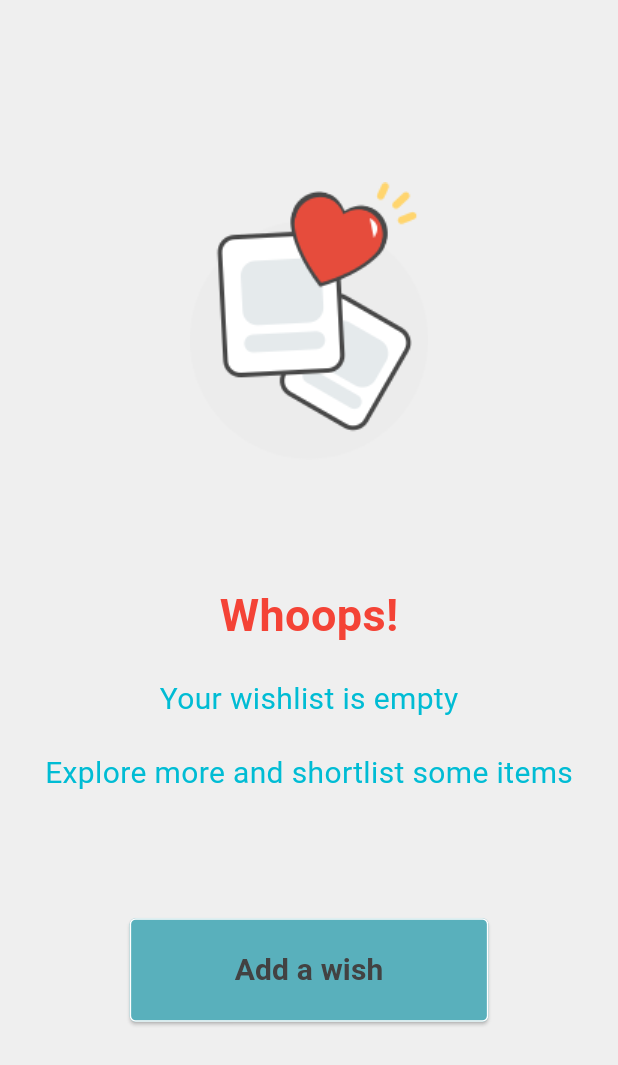
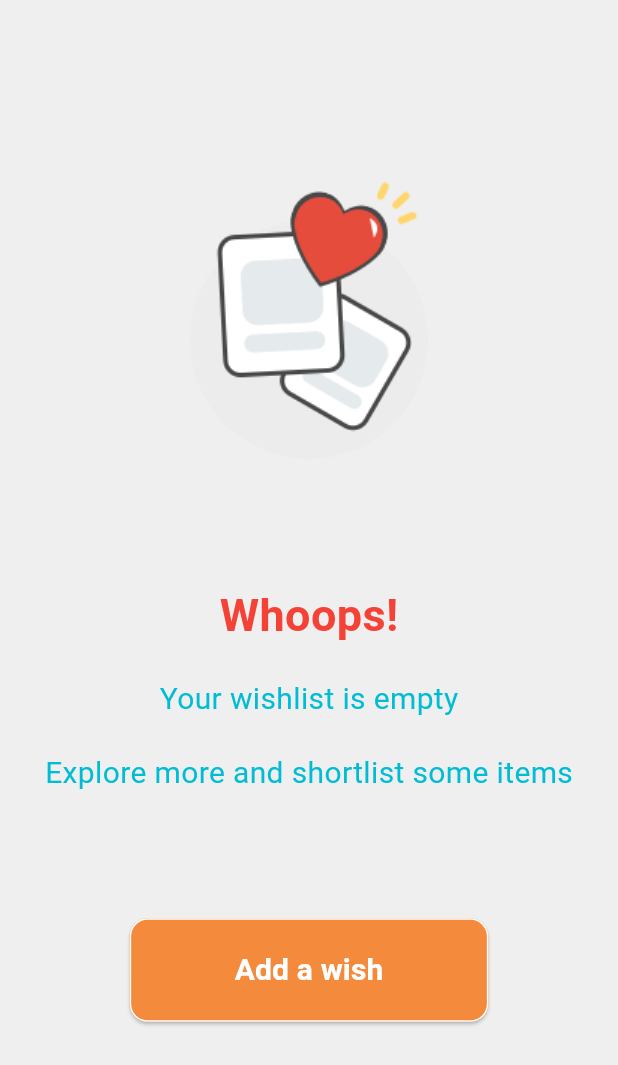
Before and after one commit to AbdoDev29/Grocery-Store-App, a Flutter app: the WishlistScreen screen opened by its route, on a phone screen of 412 x 824 dp. Shown: the top 1065 px of the screen. Run offline on Flutter 3.47's test engine with Material 3 defaults, Android fonts, the phone set to English and light mode, and no system bars; our stand-ins replace badges, card_swiper, cloud_firestore, dio, fancy_shimmer_image, firebase_auth and 8 more; missing offline and left inert: flutter_stripe; accounts and stored records are empty.

Commit message:
Adjusting Wishlist screen

```diff
--- a/lib/widgets/empty_screen.dart
+++ b/lib/widgets/empty_screen.dart
@@ -66,9 +66,9 @@ class EmptyScreen extends StatelessWidget {
                 style: ElevatedButton.styleFrom(
                   backgroundColor: themeState
                       ? const Color.fromARGB(255, 42, 66, 69)
-                      : const Color.fromARGB(255, 89, 176, 188),
+                      : const Color(0xffF48A3B),
                   shape: RoundedRectangleBorder(
-                    borderRadius: BorderRadiusGeometry.circular(4.0),
+                    borderRadius: BorderRadiusGeometry.circular(12.0),
                     side: const BorderSide(color: Colors.white),
                   ),
                 ),
@@ -85,9 +85,7 @@ class EmptyScreen extends StatelessWidget {
                   ),
                   child: TextWidget(
                     text: buttonText,
-                    color: themeState
-                        ? Colors.grey.shade300
-                        : Colors.grey.shade800,
+                    color: Colors.white,
                     textSize: 20,
                     isTitle: true,
                   ),
```
Also changed, not shown: lib/screens/wishlist/wishlist_widget.dart (+22 -12 lines).
